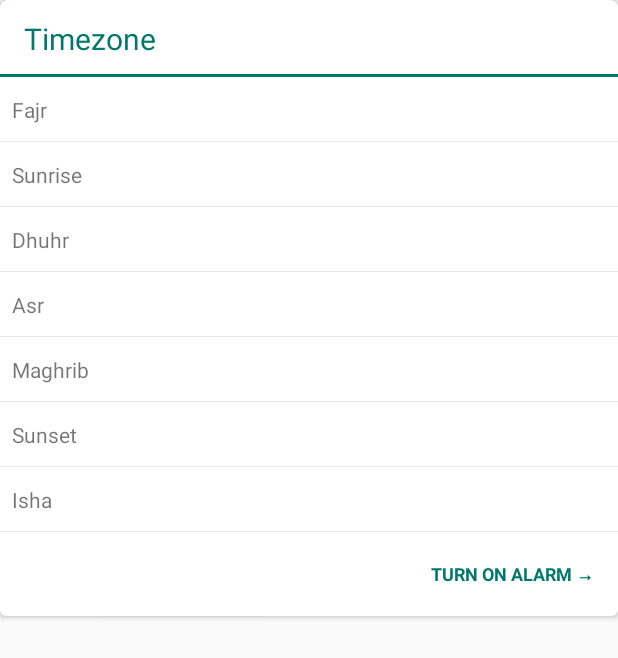
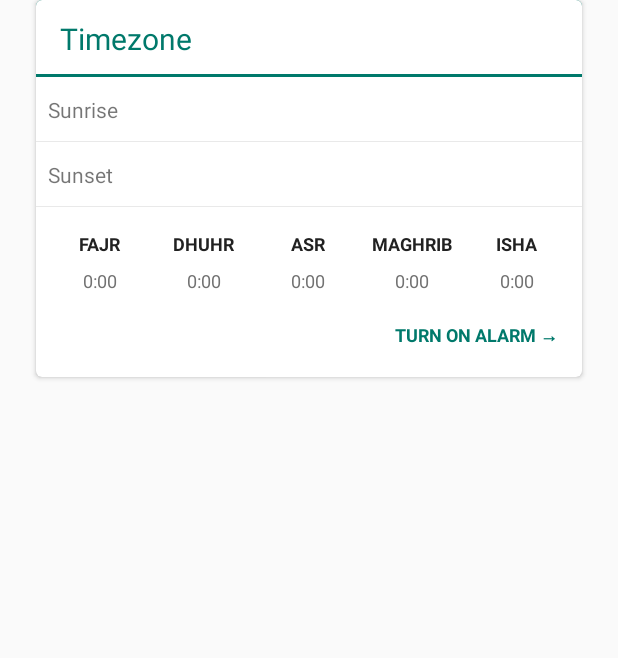
Before and after one commit to alphamu/PrayTime-Android, an Android app: the layout fragment_salaat_times.xml on its own in the app's theme, with its tools: preview values and no code run, on a phone screen of 412 x 824 dp. Shown: the top 658 px of the screen. Run offline under Robolectric (Android 15) with nearby library versions, the light colour scheme and no system bars.

Commit message:
Some work on an alternate layout for the times. Fix card widths so they look decent in landscape and larger screens

```diff
--- a/app/src/main/java/com/alimuzaffar/ramadanalarm/utils/PrayTime.java
+++ b/app/src/main/java/com/alimuzaffar/ramadanalarm/utils/PrayTime.java
@@ -453,9 +453,9 @@ public class PrayTime {
     double minutes = Math.floor((time - hours) * 60.0);
 
     if ((hours >= 0 && hours <= 9) && (minutes >= 0 && minutes <= 9)) {
-      result = "0" + hours + ":0" + Math.round(minutes);
+      result = hours + ":0" + Math.round(minutes);
     } else if ((hours >= 0 && hours <= 9)) {
-      result = "0" + hours + ":" + Math.round(minutes);
+      result = hours + ":" + Math.round(minutes);
     } else if ((minutes >= 0 && minutes <= 9)) {
       result = hours + ":0" + Math.round(minutes);
     } else {
@@ -486,10 +486,10 @@ public class PrayTime {
         hrs += 1;*/
     if (noSuffix == false) {
       if ((hours >= 0 && hours <= 9) && (minutes >= 0 && minutes <= 9)) {
-        result = "0" + hours + ":0" + Math.round(minutes) + " "
+        result = hours + ":0" + Math.round(minutes) + " "
             + suffix;
       } else if ((hours >= 0 && hours <= 9)) {
-        result = "0" + hours + ":" + Math.round(minutes) + " " + suffix;
+        result = hours + ":" + Math.round(minutes) + " " + suffix;
       } else if ((minutes >= 0 && minutes <= 9)) {
         result = hours + ":0" + Math.round(minutes) + " " + suffix;
       } else {
@@ -498,9 +498,9 @@ public class PrayTime {
 
     } else {
       if ((hours >= 0 && hours <= 9) && (minutes >= 0 && minutes <= 9)) {
-        result = "0" + hours + ":0" + Math.round(minutes);
+        result = hours + ":0" + Math.round(minutes);
       } else if ((hours >= 0 && hours <= 9)) {
-        result = "0" + hours + ":" + Math.round(minutes);
+        result = hours + ":" + Math.round(minutes);
       } else if ((minutes >= 0 && minutes <= 9)) {
         result = hours + ":0" + Math.round(minutes);
       } else {
--- a/app/src/main/res/layout/fragment_salaat_times.xml
+++ b/app/src/main/res/layout/fragment_salaat_times.xml
@@ -4,6 +4,6 @@
              android:layout_height="match_parent"
              tools:context=".fragments.SalaatTimesFragment">
 
-    <include layout="@layout/view_prayer_times" />
+    <include layout="@layout/view_prayer_times_two" />
 
 </FrameLayout>
--- a/app/src/main/res/layout/view_configure_app.xml
+++ b/app/src/main/res/layout/view_configure_app.xml
@@ -3,7 +3,7 @@
     android:id="@+id/card_view"
     xmlns:android="http://schemas.android.com/apk/res/android"
     xmlns:card_view="http://schemas.android.com/apk/res-auto"
-    android:layout_width="match_parent"
+    android:layout_width="@dimen/card_width"
     android:layout_height="wrap_content"
     card_view:cardCornerRadius="4dp">
 
--- a/app/src/main/res/layout/view_prayer_times.xml
+++ b/app/src/main/res/layout/view_prayer_times.xml
@@ -3,7 +3,7 @@
     xmlns:android="http://schemas.android.com/apk/res/android"
     xmlns:card_view="http://schemas.android.com/apk/res-auto"
     android:id="@+id/card_view"
-    android:layout_width="match_parent"
+    android:layout_width="@dimen/card_width"
     android:layout_height="wrap_content"
     android:layout_gravity="center_horizontal"
     card_view:cardCornerRadius="4dp">
--- /dev/null
+++ b/app/src/main/res/layout/view_prayer_times_two.xml
@@ -0,0 +1,206 @@
+<?xml version="1.0" encoding="utf-8"?>
+<android.support.v7.widget.CardView
+    android:id="@+id/card_view"
+    xmlns:android="http://schemas.android.com/apk/res/android"
+    xmlns:card_view="http://schemas.android.com/apk/res-auto"
+    android:layout_width="@dimen/card_width"
+    android:layout_height="wrap_content"
+    android:layout_gravity="center_horizontal"
+    card_view:cardCornerRadius="4dp">
+
+    <ScrollView
+        android:layout_width="match_parent"
+        android:layout_height="wrap_content">
+
+        <LinearLayout
+            android:layout_width="match_parent"
+            android:layout_height="wrap_content"
+            android:orientation="vertical">
+
+            <include layout="@layout/view_card_title"/>
+
+            <LinearLayout
+                style="@style/Widget.TimeRow.Separator"
+                android:layout_width="match_parent"
+                android:layout_height="wrap_content"
+                android:orientation="horizontal">
+
+                <TextView
+                    android:layout_width="0dp"
+                    android:layout_height="wrap_content"
+                    android:layout_weight="1"
+                    android:gravity="center_vertical"
+                    android:text="@string/sunrise"/>
+
+                <TextView
+                    android:id="@+id/sunrise"
+                    android:layout_width="0dp"
+                    android:layout_height="wrap_content"
+                    android:layout_weight="1"
+                    android:gravity="end"
+                    android:tag="@string/sunrise"/>
+            </LinearLayout>
+
+            <LinearLayout
+                style="@style/Widget.TimeRow.Separator"
+                android:layout_width="match_parent"
+                android:layout_height="wrap_content"
+                android:orientation="horizontal">
+
+                <TextView
+                    android:layout_width="0dp"
+                    android:layout_height="wrap_content"
+                    android:layout_weight="1"
+                    android:gravity="center_vertical"
+                    android:text="@string/sunset"/>
+
+                <TextView
+                    android:id="@+id/sunset"
+                    android:layout_width="0dp"
+                    android:layout_height="wrap_content"
+                    android:layout_weight="1"
+                    android:gravity="end"
+                    android:tag="@string/sunset"/>
+            </LinearLayout>
+
+
+            <LinearLayout
+                android:layout_width="match_parent"
+                android:layout_height="wrap_content"
+                android:paddingLeft="@dimen/space"
+                android:paddingRight="@dimen/space"
+                android:orientation="horizontal">
+
+                <LinearLayout
+                    style="@style/Widget.TimeCol"
+                    android:layout_width="0dp"
+                    android:layout_weight="1"
+                    android:layout_height="wrap_content"
+                    android:orientation="vertical">
+
+                    <TextView
+                        style="@style/Widget.TimeCol.Title"
+                        android:layout_width="wrap_content"
+                        android:layout_height="wrap_content"
+                        android:gravity="center_vertical"
+                        android:text="@string/fajr"/>
+
+                    <TextView
+                        style="@style/Widget.TimeCol.Body"
+                        android:id="@+id/fajr"
+                        android:layout_width="wrap_content"
+                        android:layout_height="wrap_content"
+                        android:gravity="end"
+                        android:tag="@string/fajr"
+                        android:text="0:00"/>
+
+                </LinearLayout>
+
+
+                <LinearLayout
+                    style="@style/Widget.TimeCol"
+                    android:layout_width="0dp"
+                    android:layout_weight="1"
+                    android:layout_height="wrap_content"
+                    android:orientation="vertical">
+
+                    <TextView
+                        style="@style/Widget.TimeCol.Title"
+                        android:layout_width="wrap_content"
+                        android:layout_height="wrap_content"
+                        android:gravity="center_vertical"
+                        android:text="@string/dhuhr"/>
+
+                    <TextView
+                        style="@style/Widget.TimeCol.Body"
+                        android:id="@+id/dhuhr"
+                        android:layout_width="wrap_content"
+                        android:layout_height="wrap_content"
+                        android:gravity="end"
+                        android:text="0:00"
+                        android:tag="@string/dhuhr"/>
+                </LinearLayout>
+
+                <LinearLayout
+                    style="@style/Widget.TimeCol"
+                    android:layout_width="0dp"
+                    android:layout_weight="1"
+                    android:layout_height="wrap_content"
+                    android:orientation="vertical">
+
+                    <TextView
+                        style="@style/Widget.TimeCol.Title"
+                        android:layout_width="wrap_content"
+                        android:layout_height="wrap_content"
+                        android:gravity="center_vertical"
+                        android:text="@string/asr"/>
+
+                    <TextView
+                        style="@style/Widget.TimeCol.Body"
+                        android:id="@+id/asr"
+                        android:layout_width="wrap_content"
+                        android:layout_height="wrap_content"
+                        android:gravity="end"
+                        android:text="0:00"
+                        android:tag="@string/asr"/>
+                </LinearLayout>
+
+                <LinearLayout
+                    style="@style/Widget.TimeCol"
+                    android:layout_width="0dp"
+                    android:layout_weight="1"
+                    android:layout_height="wrap_content"
+                    android:orientation="vertical">
+
+                    <TextView
+                        style="@style/Widget.TimeCol.Title"
+                        android:layout_width="wrap_content"
+                        android:layout_height="wrap_content"
+                        android:gravity="center_vertical"
+                        android:text="@string/maghrib"/>
+
+                    <TextView
+                        style="@style/Widget.TimeCol.Body"
+                        android:id="@+id/maghrib"
+                        android:layout_width="wrap_content"
+                        android:layout_height="wrap_content"
+                        android:gravity="end"
+                        android:text="0:00"
+                        android:tag="@string/maghrib"/>
+                </LinearLayout>
+
+                <LinearLayout
+                    style="@style/Widget.TimeCol"
+                    android:layout_width="0dp"
+                    android:layout_weight="1"
+                    android:layout_height="wrap_content"
+                    android:orientation="vertical">
+
+                    <TextView
+                        style="@style/Widget.TimeCol.Title"
+                        android:layout_width="wrap_content"
+                        android:layout_height="wrap_content"
+                        android:gravity="center_vertical"
+                        android:text="Isha"/>
+
+                    <TextView
+                        style="@style/Widget.TimeCol.Body"
+                        android:id="@+id/isha"
+                        android:layout_width="wrap_content"
+                        android:layout_height="wrap_content"
+                        android:gravity="end"
+                        android:text="0:00"
+                        android:tag="Isha"/>
+                </LinearLayout>
+            </LinearLayout>
+
+            <TextView
+                android:id="@+id/alarm"
+                style="@style/Widget.Button.NextPrev"
+                android:layout_width="wrap_content"
+                android:layout_gravity="right"
+                android:text="@string/button_alarm_on"/>
+        </LinearLayout>
+    </ScrollView>
+
+</android.support.v7.widget.CardView>
--- /dev/null
+++ b/app/src/main/res/values-sw360dp/dimens.xml
@@ -0,0 +1,4 @@
+<resources>
+    <!-- Default screen margins, per the Android Design guidelines. -->
+    <dimen name="card_width">344dp</dimen>
+</resources>
--- /dev/null
+++ b/app/src/main/res/values-sw380dp/dimens.xml
@@ -0,0 +1,4 @@
+<resources>
+    <!-- Default screen margins, per the Android Design guidelines. -->
+    <dimen name="card_width">364dp</dimen>
+</resources>
--- a/app/src/main/res/values/dimens.xml
+++ b/app/src/main/res/values/dimens.xml
@@ -8,6 +8,7 @@
     <dimen name="space_x5">40dp</dimen>
     <dimen name="space_x6">48dp</dimen>
     <dimen name="min_card_height">384dp</dimen>
+    <dimen name="card_width">320dp</dimen>
     <dimen name="activity_horizontal_margin">@dimen/space</dimen>
     <dimen name="activity_vertical_margin">@dimen/space</dimen>
 </resources>
--- a/app/src/main/res/values/styles.xml
+++ b/app/src/main/res/values/styles.xml
@@ -76,6 +76,24 @@
         <item name="android:textColor">?android:attr/textColorSecondary</item>
     </style>
 
+    <style name="Widget.TimeCol" parent="android:Widget">
+        <item name="android:paddingTop">@dimen/space_x2</item>
+        <item name="android:gravity">center_horizontal</item>
+        <item name="android:textColor">?android:attr/textColorSecondary</item>
+    </style>
+
+    <style name="Widget.TimeCol.Title" parent="android:Widget">
+        <item name="android:textSize">12sp</item>
+        <item name="android:textAllCaps">true</item>
+        <item name="android:textStyle">bold</item>
+        <item name="android:layout_marginBottom">@dimen/space</item>
+    </style>
+
+    <style name="Widget.TimeCol.Body" parent="android:Widget">
+        <item name="android:textSize">12sp</item>
+        <item name="android:textColor">?android:attr/textColorSecondary</item>
+    </style>
+
     <style name="Widget.TimeRow.Separator" parent="Widget.TimeRow">
         <item name="android:background">?attr/rowWithSeparatorBackground</item>
     </style>
```
